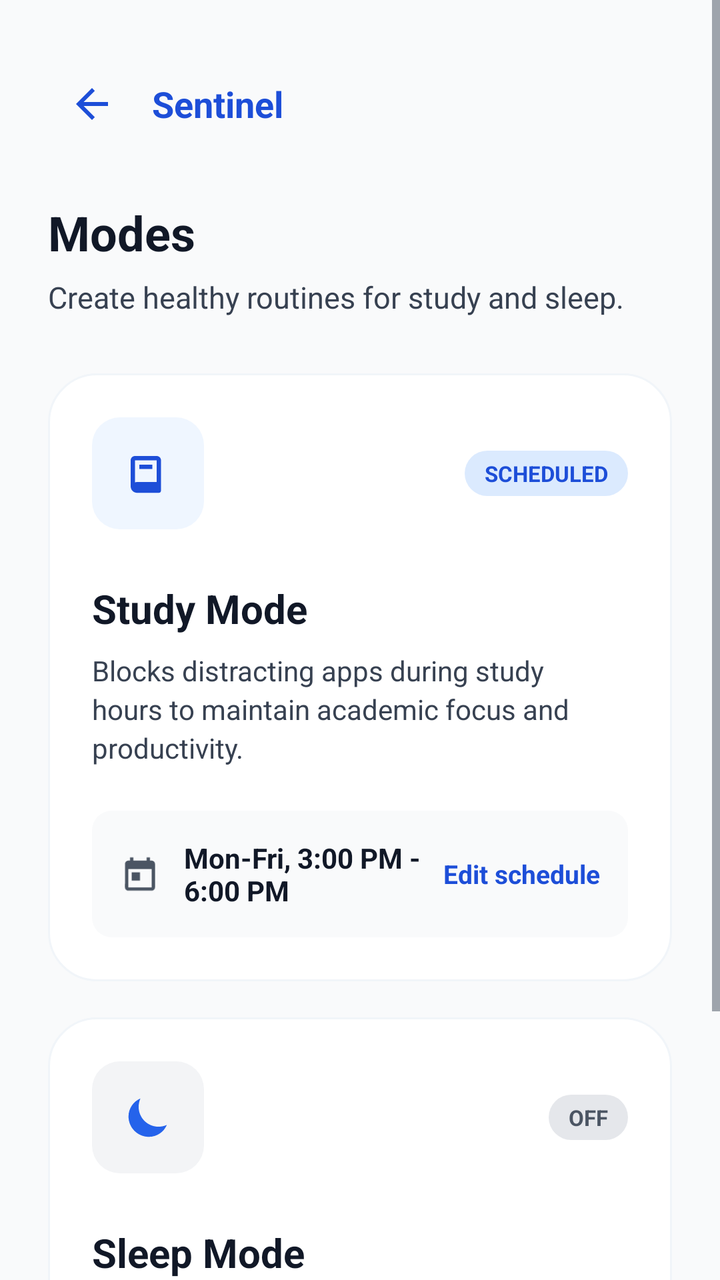
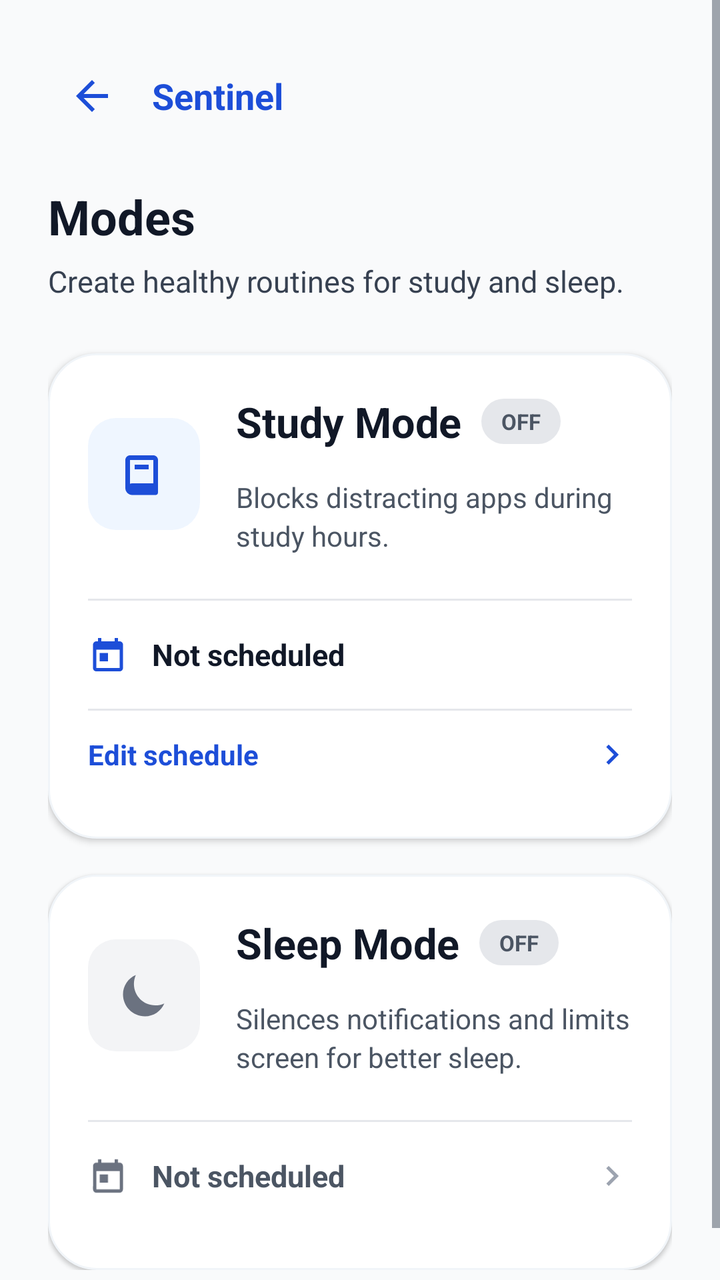

Two renders of the same Android screen: before a commit and after it. Below are the layout's source before the change and the commit's diff.
<!-- AndroidManifest.xml: activity theme Theme.Master2.NoActionBar -->
<!-- res/layout/activity_modes.xml -->
<?xml version="1.0" encoding="utf-8"?>
<ScrollView xmlns:android="http://schemas.android.com/apk/res/android"
    xmlns:app="http://schemas.android.com/apk/res-auto"
    android:layout_width="match_parent"
    android:layout_height="match_parent"
    android:background="@color/modern_grey_50"
    android:fillViewport="true">

    <LinearLayout
        android:layout_width="match_parent"
        android:layout_height="wrap_content"
        android:orientation="vertical"
        android:paddingStart="24dp"
        android:paddingTop="28dp"
        android:paddingEnd="24dp"
        android:paddingBottom="32dp">

        <LinearLayout
            android:layout_width="match_parent"
            android:layout_height="48dp"
            android:gravity="center_vertical"
            android:orientation="horizontal">

            <ImageButton
                android:id="@+id/btnBack"
                android:layout_width="44dp"
                android:layout_height="44dp"
                android:background="@android:color/transparent"
                android:contentDescription="Back"
                android:padding="10dp"
                android:src="@drawable/ic_arrow_back"
                app:tint="@color/modern_blue_700" />

            <TextView
                android:layout_width="0dp"
                android:layout_height="wrap_content"
                android:layout_weight="1"
                android:paddingStart="8dp"
                android:text="Sentinel"
                android:textColor="@color/modern_blue_700"
                android:textSize="18sp"
                android:textStyle="bold" />
        </LinearLayout>

        <TextView
            android:layout_width="match_parent"
            android:layout_height="wrap_content"
            android:layout_marginTop="24dp"
            android:text="Modes"
            android:textColor="@color/modern_grey_900"
            android:textSize="24sp"
            android:textStyle="bold" />

        <TextView
            android:id="@+id/tvModesSubtitle"
            android:layout_width="match_parent"
            android:layout_height="wrap_content"
            android:layout_marginTop="6dp"
            android:text="Create healthy routines for study and sleep."
            android:textColor="@color/modern_grey_700"
            android:textSize="15sp" />

        <LinearLayout
            android:id="@+id/cardStudyMode"
            android:layout_width="match_parent"
            android:layout_height="wrap_content"
            android:layout_marginTop="28dp"
            android:background="@drawable/bg_card_glass"
            android:clickable="true"
            android:focusable="true"
            android:orientation="vertical"
            android:padding="22dp">

            <LinearLayout
                android:layout_width="match_parent"
                android:layout_height="wrap_content"
                android:gravity="center_vertical"
                android:orientation="horizontal">

                <FrameLayout
                    android:layout_width="56dp"
                    android:layout_height="56dp"
                    android:background="@drawable/bg_mode_icon_blue">

                    <ImageView
                        android:layout_width="26dp"
                        android:layout_height="26dp"
                        android:layout_gravity="center"
                        android:src="@drawable/ic_book"
                        app:tint="@color/modern_blue_700" />
                </FrameLayout>

                <Space
                    android:layout_width="0dp"
                    android:layout_height="1dp"
                    android:layout_weight="1" />

                <TextView
                    android:id="@+id/tvStudyStatus"
                    android:layout_width="wrap_content"
                    android:layout_height="wrap_content"
                    android:background="@drawable/bg_mode_status_scheduled"
                    android:text="SCHEDULED"
                    android:textColor="@color/modern_blue_700"
                    android:textSize="11sp"
                    android:textStyle="bold" />
            </LinearLayout>

            <TextView
                android:layout_width="match_parent"
                android:layout_height="wrap_content"
                android:layout_marginTop="26dp"
                android:text="Study Mode"
                android:textColor="@color/modern_grey_900"
                android:textSize="20sp"
                android:textStyle="bold" />

            <TextView
                android:layout_width="match_parent"
                android:layout_height="wrap_content"
                android:layout_marginTop="8dp"
                android:lineSpacingExtra="3dp"
                android:text="Blocks distracting apps during study hours to maintain academic focus and productivity."
                android:textColor="@color/modern_grey_700"
                android:textSize="14sp" />

            <LinearLayout
                android:layout_width="match_parent"
                android:layout_height="wrap_content"
                android:layout_marginTop="22dp"
                android:background="@drawable/bg_mode_row"
                android:gravity="center_vertical"
                android:orientation="horizontal"
                android:padding="14dp">

                <ImageView
                    android:layout_width="20dp"
                    android:layout_height="20dp"
                    android:src="@drawable/ic_calendar"
                    app:tint="@color/modern_grey_600" />

                <TextView
                    android:id="@+id/tvStudySchedule"
                    android:layout_width="0dp"
                    android:layout_height="wrap_content"
                    android:layout_marginStart="12dp"
                    android:layout_weight="1"
                    android:text="Mon-Fri, 3:00 PM - 6:00 PM"
                    android:textColor="@color/modern_grey_900"
                    android:textSize="14sp"
                    android:textStyle="bold" />

                <TextView
                    android:layout_width="wrap_content"
                    android:layout_height="wrap_content"
                    android:text="Edit schedule"
                    android:textColor="@color/modern_blue_700"
                    android:textSize="13sp"
                    android:textStyle="bold" />
            </LinearLayout>
        </LinearLayout>

        <LinearLayout
            android:id="@+id/cardSleepMode"
            android:layout_width="match_parent"
            android:layout_height="wrap_content"
            android:layout_marginTop="18dp"
            android:background="@drawable/bg_card_glass"
            android:orientation="vertical"
            android:padding="22dp">

            <LinearLayout
                android:layout_width="match_parent"
                android:layout_height="wrap_content"
                android:gravity="center_vertical"
                android:orientation="horizontal">

                <FrameLayout
                    android:layout_width="56dp"
                    android:layout_height="56dp"
                    android:background="@drawable/bg_mode_icon_soft">

                    <ImageView
                        android:layout_width="26dp"
                        android:layout_height="26dp"
                        android:layout_gravity="center"
                        android:src="@drawable/ic_moon"
                        app:tint="@color/modern_blue_600" />
                </FrameLayout>

                <Space
                    android:layout_width="0dp"
                    android:layout_height="1dp"
                    android:layout_weight="1" />

                <TextView
                    android:layout_width="wrap_content"
                    android:layout_height="wrap_content"
                    android:background="@drawable/bg_mode_status_off"
                    android:text="OFF"
                    android:textColor="@color/modern_grey_600"
                    android:textSize="11sp"
                    android:textStyle="bold" />
            </LinearLayout>

            <TextView
                android:layout_width="match_parent"
                android:layout_height="wrap_content"
                android:layout_marginTop="26dp"
                android:text="Sleep Mode"
                android:textColor="@color/modern_grey_900"
                android:textSize="20sp"
                android:textStyle="bold" />

            <TextView
                android:layout_width="match_parent"
                android:layout_height="wrap_content"
                android:layout_marginTop="8dp"
                android:lineSpacingExtra="3dp"
                android:text="Blocks selected apps during bedtime to support a healthy screen-life balance."
                android:textColor="@color/modern_grey_700"
                android:textSize="14sp" />

            <LinearLayout
                android:layout_width="match_parent"
                android:layout_height="wrap_content"
                android:layout_marginTop="22dp"
                android:background="@drawable/bg_mode_row"
                android:gravity="center_vertical"
                android:orientation="horizontal"
                android:padding="14dp">

                <ImageView
                    android:layout_width="20dp"
                    android:layout_height="20dp"
                    android:src="@drawable/ic_moon"
                    app:tint="@color/modern_grey_600" />

                <TextView
                    android:layout_width="0dp"
                    android:layout_height="wrap_content"
                    android:layout_marginStart="12dp"
                    android:layout_weight="1"
                    android:text="Not currently active"
                    android:textColor="@color/modern_grey_900"
                    android:textSize="14sp"
                    android:textStyle="bold" />

                <TextView
                    android:layout_width="wrap_content"
                    android:layout_height="wrap_content"
                    android:text="Coming soon"
                    android:textColor="@color/modern_grey_500"
                    android:textSize="13sp"
                    android:textStyle="bold" />
            </LinearLayout>
        </LinearLayout>
    </LinearLayout>
</ScrollView>
<!-- resources referenced by this layout -->
<resources>
  <color name="modern_blue_600">#2563EB</color>
  <color name="modern_blue_700">#1D4ED8</color>
  <color name="modern_grey_50">#F9FAFB</color>
  <color name="modern_grey_500">#6B7280</color>
  <color name="modern_grey_600">#4B5563</color>
  <color name="modern_grey_700">#374151</color>
  <color name="modern_grey_900">#111827</color>
  <!-- drawable bg_card_glass (drawable) -->
  <?xml version="1.0" encoding="utf-8"?>
  <shape xmlns:android="http://schemas.android.com/apk/res/android">
      <solid android:color="#FFFFFF" />
      <corners android:radius="24dp" />
      <stroke
          android:width="1dp"
          android:color="#F1F5F9" />
  </shape>
  <!-- drawable bg_mode_icon_blue (drawable) -->
  <?xml version="1.0" encoding="utf-8"?>
  <shape xmlns:android="http://schemas.android.com/apk/res/android">
      <solid android:color="@color/modern_blue_50" />
      <corners android:radius="14dp" />
  </shape>
  <!-- drawable bg_mode_icon_soft (drawable) -->
  <?xml version="1.0" encoding="utf-8"?>
  <shape xmlns:android="http://schemas.android.com/apk/res/android">
      <solid android:color="@color/modern_grey_100" />
      <corners android:radius="14dp" />
  </shape>
  <!-- drawable bg_mode_row (drawable) -->
  <?xml version="1.0" encoding="utf-8"?>
  <shape xmlns:android="http://schemas.android.com/apk/res/android">
      <solid android:color="@color/modern_grey_50" />
      <corners android:radius="10dp" />
  </shape>
  <!-- drawable bg_mode_status_scheduled (drawable) -->
  <?xml version="1.0" encoding="utf-8"?>
  <shape xmlns:android="http://schemas.android.com/apk/res/android">
      <solid android:color="@color/modern_blue_100" />
      <corners android:radius="100dp" />
      <padding
          android:left="10dp"
          android:top="4dp"
          android:right="10dp"
          android:bottom="4dp" />
  </shape>
  <style name="Theme.Master2.NoActionBar" parent="Theme.Master2">
          <item name="windowActionBar">false</item>
          <item name="windowNoTitle">true</item>
          <item name="android:windowTranslucentStatus">true</item>
          <item name="android:windowDrawsSystemBarBackgrounds">true</item>
      </style>
  <color name="modern_blue_50">#EFF6FF</color>
  <color name="modern_grey_100">#F3F4F6</color>
  <color name="modern_grey_200">#E5E7EB</color>
  <color name="modern_blue_100">#DBEAFE</color>
  <color name="neutral_700">@color/modern_grey_700</color>
  <color name="primary_600">@color/modern_blue_600</color>
  <color name="primary_700">@color/modern_blue_700</color>
  <color name="white">#FFFFFFFF</color>
  <color name="primary_100">@color/modern_blue_100</color>
  <color name="primary_900">@color/modern_blue_900</color>
  <color name="secondary_600">#8A375A</color>
  <color name="secondary_700">#732D52</color>
  <color name="secondary_100">#F3E3E8</color>
  <color name="secondary_900">#4A1C3C</color>
  <color name="surface">#FFFFFF</color>
  <color name="text_primary">@color/neutral_900</color>
  <color name="surface_variant">#F8FAFC</color>
  <color name="text_secondary">@color/neutral_600</color>
  <color name="neutral_50">@color/modern_grey_50</color>
  <color name="error_600">@color/modern_red_600</color>
  <color name="error_100">@color/modern_red_100</color>
  <color name="error_900">@color/modern_red_900</color>
  <color name="border_primary">#E5E7EB</color>
  <color name="border_secondary">#F3F4F6</color>
  <color name="modern_blue_900">#1E3A8A</color>
  <color name="neutral_900">@color/modern_grey_900</color>
  <color name="neutral_600">@color/modern_grey_600</color>
  <color name="modern_red_600">#DC2626</color>
  <color name="modern_red_100">#FEE2E2</color>
  <color name="modern_red_900">#7F1D1D</color>
  <!-- drawable dialog_background (drawable) -->
  <?xml version="1.0" encoding="utf-8"?>
  <shape xmlns:android="http://schemas.android.com/apk/res/android"
      android:shape="rectangle">
      <solid android:color="@color/surface" />
      <corners android:radius="20dp" />
  </shape>
  <!-- unchanged entries left out for length: 7 -->
</resources>

<!-- the commit's change to res/layout/activity_modes.xml (unified diff, before → after) -->
@@ -11,7 +11,7 @@
         android:layout_height="wrap_content"
         android:orientation="vertical"
         android:paddingStart="24dp"
-        android:paddingTop="28dp"
+        android:paddingTop="24dp"
         android:paddingEnd="24dp"
         android:paddingBottom="32dp">
 
@@ -45,7 +45,7 @@
         <TextView
             android:layout_width="match_parent"
             android:layout_height="wrap_content"
-            android:layout_marginTop="24dp"
+            android:layout_marginTop="20dp"
             android:text="Modes"
             android:textColor="@color/modern_grey_900"
             android:textSize="24sp"
@@ -64,12 +64,13 @@
             android:id="@+id/cardStudyMode"
             android:layout_width="match_parent"
             android:layout_height="wrap_content"
-            android:layout_marginTop="28dp"
+            android:layout_marginTop="26dp"
             android:background="@drawable/bg_card_glass"
             android:clickable="true"
+            android:elevation="2dp"
             android:focusable="true"
             android:orientation="vertical"
-            android:padding="22dp">
+            android:padding="20dp">
 
             <LinearLayout
                 android:layout_width="match_parent"
@@ -83,61 +84,79 @@
                     android:background="@drawable/bg_mode_icon_blue">
 
                     <ImageView
-                        android:layout_width="26dp"
-                        android:layout_height="26dp"
+                        android:layout_width="28dp"
+                        android:layout_height="28dp"
                         android:layout_gravity="center"
                         android:src="@drawable/ic_book"
                         app:tint="@color/modern_blue_700" />
                 </FrameLayout>
 
-                <Space
-                    android:layout_width="0dp"
-                    android:layout_height="1dp"
-                    android:layout_weight="1" />
-
-                <TextView
-                    android:id="@+id/tvStudyStatus"
-                    android:layout_width="wrap_content"
+                <LinearLayout
+                    android:layout_width="0dp"
                     android:layout_height="wrap_content"
-                    android:background="@drawable/bg_mode_status_scheduled"
-                    android:text="SCHEDULED"
-                    android:textColor="@color/modern_blue_700"
-                    android:textSize="11sp"
-                    android:textStyle="bold" />
-            </LinearLayout>
-
-            <TextView
+                    android:layout_marginStart="18dp"
+                    android:layout_weight="1"
+                    android:orientation="vertical">
+
+                    <LinearLayout
+                        android:layout_width="match_parent"
+                        android:layout_height="wrap_content"
+                        android:gravity="center_vertical"
+                        android:orientation="horizontal">
+
+                        <TextView
+                            android:layout_width="wrap_content"
+                            android:layout_height="wrap_content"
+                            android:text="Study Mode"
+                            android:textColor="@color/modern_grey_900"
+                            android:textSize="21sp"
+                            android:textStyle="bold" />
+
+                        <TextView
+                            android:id="@+id/tvStudyStatus"
+                            android:layout_width="wrap_content"
+                            android:layout_height="wrap_content"
+                            android:layout_marginStart="10dp"
+                            android:background="@drawable/bg_mode_status_off"
+                            android:paddingStart="10dp"
+                            android:paddingTop="4dp"
+                            android:paddingEnd="10dp"
+                            android:paddingBottom="4dp"
+                            android:text="OFF"
+                            android:textColor="@color/modern_grey_600"
+                            android:textSize="11sp"
+                            android:textStyle="bold" />
+                    </LinearLayout>
+
+                    <TextView
+                        android:layout_width="match_parent"
+                        android:layout_height="wrap_content"
+                        android:layout_marginTop="14dp"
+                        android:lineSpacingExtra="3dp"
+                        android:text="Blocks distracting apps during study hours."
+                        android:textColor="@color/modern_grey_600"
+                        android:textSize="14sp" />
+                </LinearLayout>
+            </LinearLayout>
+
+            <View
+                android:layout_width="match_parent"
+                android:layout_height="1dp"
+                android:layout_marginTop="22dp"
+                android:background="@color/modern_grey_200" />
+
+            <LinearLayout
                 android:layout_width="match_parent"
                 android:layout_height="wrap_content"
-                android:layout_marginTop="26dp"
-                android:text="Study Mode"
-                android:textColor="@color/modern_grey_900"
-                android:textSize="20sp"
-                android:textStyle="bold" />
-
-            <TextView
-                android:layout_width="match_parent"
-                android:layout_height="wrap_content"
-                android:layout_marginTop="8dp"
-                android:lineSpacingExtra="3dp"
-                android:text="Blocks distracting apps during study hours to maintain academic focus and productivity."
-                android:textColor="@color/modern_grey_700"
-                android:textSize="14sp" />
-
-            <LinearLayout
-                android:layout_width="match_parent"
-                android:layout_height="wrap_content"
-                android:layout_marginTop="22dp"
-                android:background="@drawable/bg_mode_row"
-                android:gravity="center_vertical"
-                android:orientation="horizontal"
-                android:padding="14dp">
+                android:gravity="center_vertical"
+                android:minHeight="54dp"
+                android:orientation="horizontal">
 
                 <ImageView
                     android:layout_width="20dp"
                     android:layout_height="20dp"
                     android:src="@drawable/ic_calendar"
-                    app:tint="@color/modern_grey_600" />
+                    app:tint="@color/modern_blue_700" />
 
                 <TextView
                     android:id="@+id/tvStudySchedule"
@@ -145,18 +164,38 @@
                     android:layout_height="wrap_content"
                     android:layout_marginStart="12dp"
                     android:layout_weight="1"
-                    android:text="Mon-Fri, 3:00 PM - 6:00 PM"
+                    android:text="Not scheduled"
                     android:textColor="@color/modern_grey_900"
+                    android:textSize="15sp"
+                    android:textStyle="bold" />
+            </LinearLayout>
+
+            <View
+                android:layout_width="match_parent"
+                android:layout_height="1dp"
+                android:background="@color/modern_grey_200" />
+
+            <LinearLayout
+                android:layout_width="match_parent"
+                android:layout_height="44dp"
+                android:gravity="center_vertical"
+                android:orientation="horizontal">
+
+                <TextView
+                    android:layout_width="0dp"
+                    android:layout_height="match_parent"
+                    android:layout_weight="1"
+                    android:gravity="center_vertical"
+                    android:text="Edit schedule"
+                    android:textColor="@color/modern_blue_700"
                     android:textSize="14sp"
                     android:textStyle="bold" />
 
-                <TextView
-                    android:layout_width="wrap_content"
-                    android:layout_height="wrap_content"
-                    android:text="Edit schedule"
-                    android:textColor="@color/modern_blue_700"
-                    android:textSize="13sp"
-                    android:textStyle="bold" />
+                <ImageView
+                    android:layout_width="20dp"
+                    android:layout_height="20dp"
+                    android:src="@drawable/ic_chevron_right"
+                    app:tint="@color/modern_blue_700" />
             </LinearLayout>
         </LinearLayout>
 
@@ -166,8 +205,9 @@
             android:layout_height="wrap_content"
             android:layout_marginTop="18dp"
             android:background="@drawable/bg_card_glass"
+            android:elevation="1dp"
             android:orientation="vertical"
-            android:padding="22dp">
+            android:padding="20dp">
 
             <LinearLayout
                 android:layout_width="match_parent"
@@ -181,78 +221,93 @@
                     android:background="@drawable/bg_mode_icon_soft">
 
                     <ImageView
-                        android:layout_width="26dp"
-                        android:layout_height="26dp"
+                        android:layout_width="28dp"
+                        android:layout_height="28dp"
                         android:layout_gravity="center"
                         android:src="@drawable/ic_moon"
-                        app:tint="@color/modern_blue_600" />
+                        app:tint="@color/modern_grey_500" />
                 </FrameLayout>
 
-                <Space
-                    android:layout_width="0dp"
-                    android:layout_height="1dp"
-                    android:layout_weight="1" />
-
-                <TextView
-                    android:layout_width="wrap_content"
+                <LinearLayout
+                    android:layout_width="0dp"
                     android:layout_height="wrap_content"
-                    android:background="@drawable/bg_mode_status_off"
-                    android:text="OFF"
-                    android:textColor="@color/modern_grey_600"
-                    android:textSize="11sp"
-                    android:textStyle="bold" />
-            </LinearLayout>
-
-            <TextView
-                android:layout_width="match_parent"
-                android:layout_height="wrap_content"
-                android:layout_marginTop="26dp"
-                android:text="Sleep Mode"
-                android:textColor="@color/modern_grey_900"
-                android:textSize="20sp"
-                android:textStyle="bold" />
-
-            <TextView
-                android:layout_width="match_parent"
-                android:layout_height="wrap_content"
-                android:layout_marginTop="8dp"
-                android:lineSpacingExtra="3dp"
-                android:text="Blocks selected apps during bedtime to support a healthy screen-life balance."
-                android:textColor="@color/modern_grey_700"
-                android:textSize="14sp" />
-
-            <LinearLayout
-                android:layout_width="match_parent"
-                android:layout_height="wrap_content"
+                    android:layout_marginStart="18dp"
+                    android:layout_weight="1"
+                    android:orientation="vertical">
+
+                    <LinearLayout
+                        android:layout_width="match_parent"
+                        android:layout_height="wrap_content"
+                        android:gravity="center_vertical"
+                        android:orientation="horizontal">
+
+                        <TextView
+                            android:layout_width="wrap_content"
+                            android:layout_height="wrap_content"
+                            android:text="Sleep Mode"
+                            android:textColor="@color/modern_grey_900"
+                            android:textSize="21sp"
+                            android:textStyle="bold" />
+
+                        <TextView
+                            android:layout_width="wrap_content"
+                            android:layout_height="wrap_content"
+                            android:layout_marginStart="10dp"
+                            android:background="@drawable/bg_mode_status_off"
+                            android:paddingStart="10dp"
+                            android:paddingTop="4dp"
+                            android:paddingEnd="10dp"
+                            android:paddingBottom="4dp"
+                            android:text="OFF"
+                            android:textColor="@color/modern_grey_600"
+                            android:textSize="11sp"
+                            android:textStyle="bold" />
+                    </LinearLayout>
+
+                    <TextView
+                        android:layout_width="match_parent"
+                        android:layout_height="wrap_content"
+                        android:layout_marginTop="14dp"
+                        android:lineSpacingExtra="3dp"
+                        android:text="Silences notifications and limits screen for better sleep."
+                        android:textColor="@color/modern_grey_600"
+                        android:textSize="14sp" />
+                </LinearLayout>
+            </LinearLayout>
+
+            <View
+                android:layout_width="match_parent"
+                android:layout_height="1dp"
                 android:layout_marginTop="22dp"
-                android:background="@drawable/bg_mode_row"
-                android:gravity="center_vertical"
-                android:orientation="horizontal"
-                android:padding="14dp">
+                android:background="@color/modern_grey_200" />
+
+            <LinearLayout
+                android:layout_width="match_parent"
+                android:layout_height="54dp"
+                android:gravity="center_vertical"
+                android:orientation="horizontal">
 
                 <ImageView
                     android:layout_width="20dp"
                     android:layout_height="20dp"
-                    android:src="@drawable/ic_moon"
-                    app:tint="@color/modern_grey_600" />
+                    android:src="@drawable/ic_calendar"
+                    app:tint="@color/modern_grey_500" />
 
                 <TextView
                     android:layout_width="0dp"
                     android:layout_height="wrap_content"
                     android:layout_marginStart="12dp"
                     android:layout_weight="1"
-                    android:text="Not currently active"
-                    android:textColor="@color/modern_grey_900"
-                    android:textSize="14sp"
+                    android:text="Not scheduled"
+                    android:textColor="@color/modern_grey_600"
+                    android:textSize="15sp"
                     android:textStyle="bold" />
 
-                <TextView
-                    android:layout_width="wrap_content"
-                    android:layout_height="wrap_content"
-                    android:text="Coming soon"
-                    android:textColor="@color/modern_grey_500"
-                    android:textSize="13sp"
-                    android:textStyle="bold" />
+                <ImageView
+                    android:layout_width="20dp"
+                    android:layout_height="20dp"
+                    android:src="@drawable/ic_chevron_right"
+                    app:tint="@color/modern_grey_400" />
             </LinearLayout>
         </LinearLayout>
     </LinearLayout>
<!-- resource entries referenced after the edit -->
@@ -28,23 +28,17 @@
       <solid android:color="@color/modern_grey_100" />
       <corners android:radius="14dp" />
   </shape>
-  <!-- drawable bg_mode_row (drawable) -->
-  <?xml version="1.0" encoding="utf-8"?>
-  <shape xmlns:android="http://schemas.android.com/apk/res/android">
-      <solid android:color="@color/modern_grey_50" />
-      <corners android:radius="10dp" />
-  </shape>
-  <!-- drawable bg_mode_status_scheduled (drawable) -->
-  <?xml version="1.0" encoding="utf-8"?>
-  <shape xmlns:android="http://schemas.android.com/apk/res/android">
-      <solid android:color="@color/modern_blue_100" />
-      <corners android:radius="100dp" />
-      <padding
-          android:left="10dp"
-          android:top="4dp"
-          android:right="10dp"
-          android:bottom="4dp" />
-  </shape>
+  <!-- drawable ic_chevron_right (drawable) -->
+  <vector xmlns:android="http://schemas.android.com/apk/res/android"
+      android:width="24dp"
+      android:height="24dp"
+      android:viewportWidth="24"
+      android:viewportHeight="24"
+      android:tint="?attr/colorControlNormal">
+    <path
+        android:fillColor="@android:color/white"
+        android:pathData="M10,6L8.59,7.41 13.17,12l-4.58,4.59L10,18l6,-6z"/>
+  </vector>
   <style name="Theme.Master2.NoActionBar" parent="Theme.Master2">
           <item name="windowActionBar">false</item>
           <item name="windowNoTitle">true</item>
@@ -54,6 +48,7 @@
   <color name="modern_blue_50">#EFF6FF</color>
   <color name="modern_grey_100">#F3F4F6</color>
   <color name="modern_grey_200">#E5E7EB</color>
+  <color name="modern_grey_400">#9CA3AF</color>
   <color name="modern_blue_100">#DBEAFE</color>
   <color name="neutral_700">@color/modern_grey_700</color>
   <color name="primary_600">@color/modern_blue_600</color>
